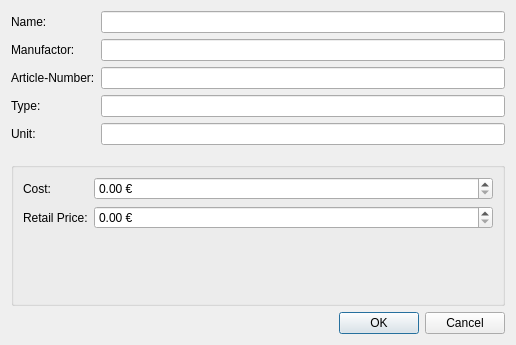
Old version of the form ui/dialogs/productdialog.ui in the repository PhilippParis/BusinessManager.
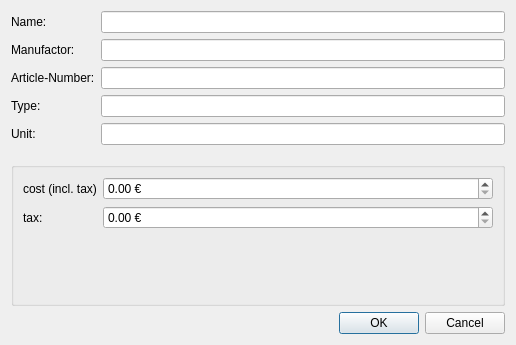
New version of the form.

Commit message: removed "price" field from PRODUCT and added "tax" field

```diff
--- a/ui/dialogs/productdialog.ui
+++ b/ui/dialogs/productdialog.ui
@@ -92,7 +92,7 @@
         <item row="3" column="0">
          <widget class="QLabel" name="verkaufspreisLabel_2">
           <property name="text">
-           <string>Retail Price:</string>
+           <string>tax:</string>
           </property>
          </widget>
         </item>
@@ -109,7 +109,7 @@
         <item row="1" column="0">
          <widget class="QLabel" name="einkaufspreisLabel_2">
           <property name="text">
-           <string>Cost:</string>
+           <string>cost (incl. tax)</string>
           </property>
          </widget>
         </item>
```
Left out of the diff: 4 changed lines with no effect on the pictures. The commit also changes 7 other files.
